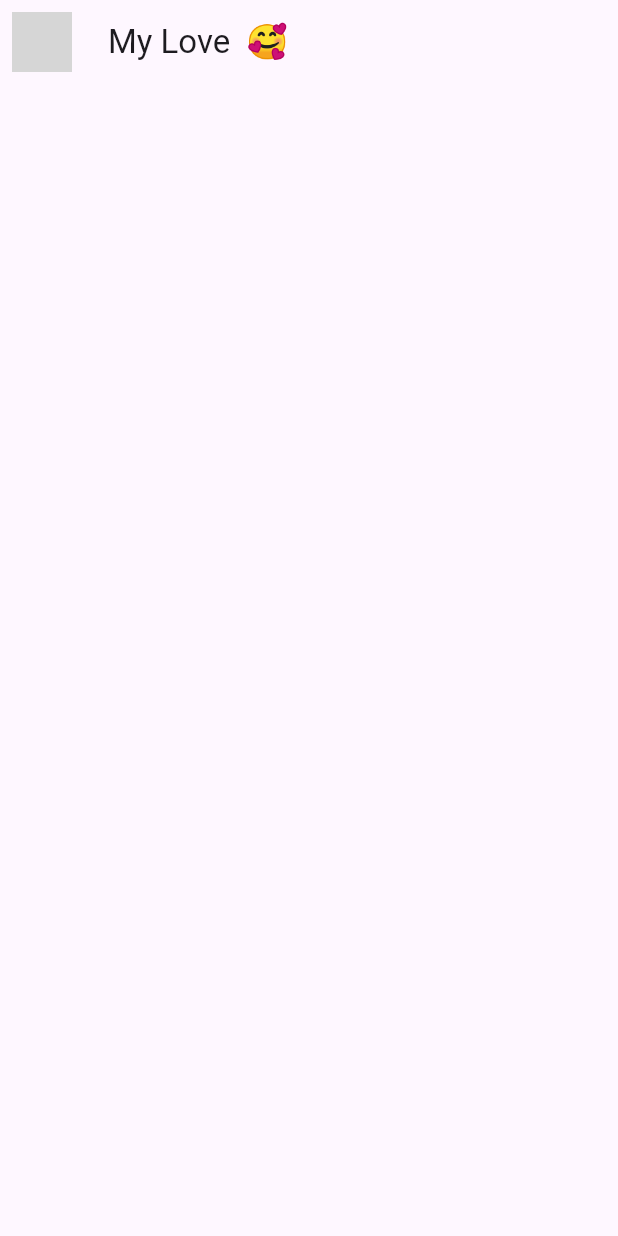
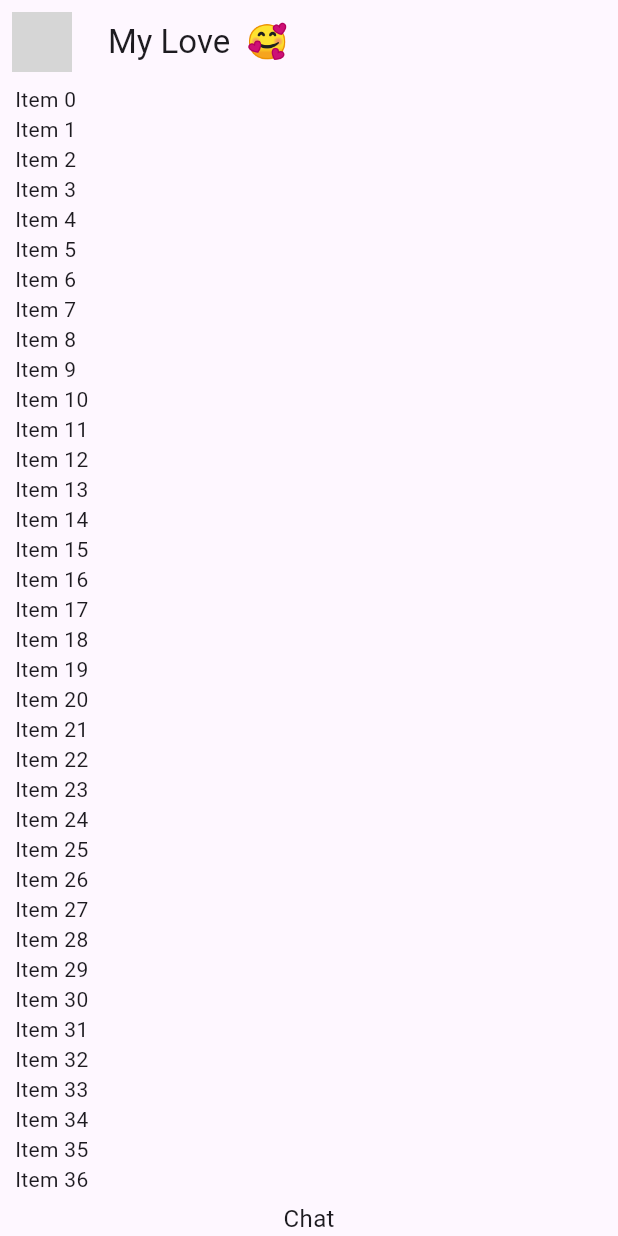
Before and after one commit to eliezerantonio/maybe_app, a Flutter app: the screen it shows after launch, on a phone screen of 412 x 824 dp. Run offline on Flutter 3.47's test engine with Material 2 defaults, Android fonts, the phone set to English and light mode, and no system bars; network calls fail; grey boxes are pictures that could not be loaded.

Commit message:
style: define chat layout

```diff
--- a/lib/presentation/chat/chat_screen.dart
+++ b/lib/presentation/chat/chat_screen.dart
@@ -17,6 +17,36 @@ class ChatScreen extends StatelessWidget {
           title: const Text('My Love  🥰'),
           centerTitle: false,
         ),
+        body: const _ChatView());
+  }
+}
+
+class _ChatView extends StatelessWidget {
+  const _ChatView();
+
+  @override
+  Widget build(BuildContext context) {
+    return SafeArea(
+      child: Padding(
+        padding: const EdgeInsets.symmetric(horizontal: 10),
+        child: Column(
+          children: [
+            Expanded(
+                child: ListView.builder(
+              itemCount: 40,
+              itemBuilder: (context, index) {
+                return Text('Item $index');
+              },
+            )),
+            const Text(
+              'Chat',
+              style: TextStyle(
+                fontSize: 16,
+              ),
+            )
+          ],
+        ),
+      ),
     );
   }
 }
```
Lines whose indentation alone changed are shown as unchanged.
